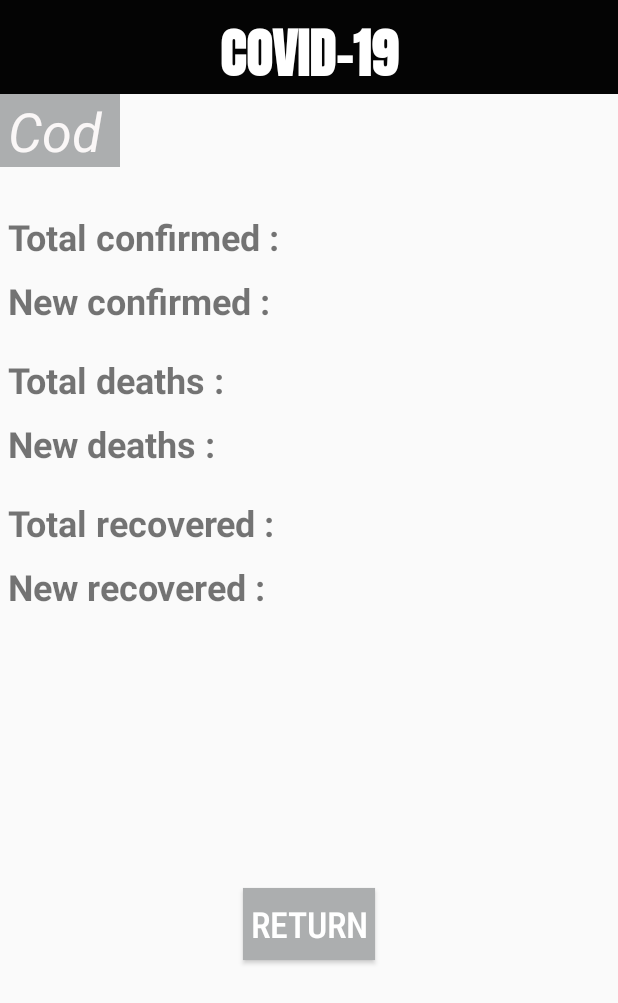
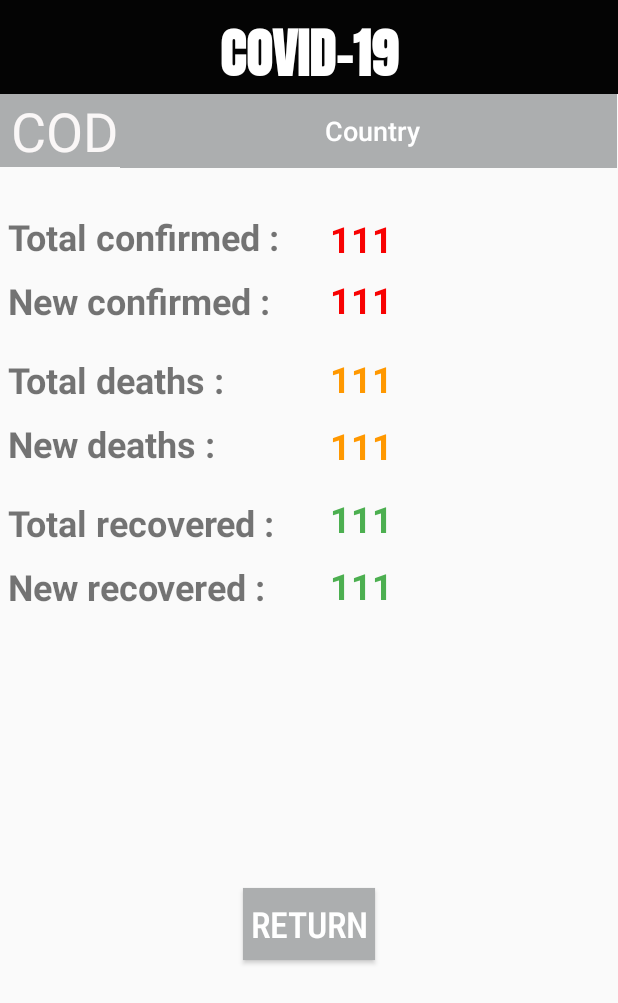
Before and after one commit to ujfalusi11/Mon_Projet_Mobile_3A, an Android app: the layout country_info.xml on its own in the app's theme, with its tools: preview values and no code run, on a phone screen of 412 x 824 dp. Shown: the top 1003 px of the screen. Run offline under Robolectric (Android 15) with nearby library versions, the phone set to English and light mode, and no system bars.

Commit message:
Add number of cases to countryInfo

```diff
--- a/app/src/main/AndroidManifest.xml
+++ b/app/src/main/AndroidManifest.xml
@@ -21,6 +21,7 @@
             </intent-filter>
 
     </activity>
+        <activity android:name=".presentation.view.CountryInfo" />
 
         <meta-data
             android:name="preloaded_fonts"
--- a/app/src/main/java/com/vogella/android/projetmobile3a/presentation/model/Country.java
+++ b/app/src/main/java/com/vogella/android/projetmobile3a/presentation/model/Country.java
@@ -17,7 +17,7 @@ public class Country {
         return Differences;
     }
 
-    public String getCountry() {
+    public String getName() {
         return Country;
     }
 
--- /dev/null
+++ b/app/src/main/java/com/vogella/android/projetmobile3a/presentation/view/CountryInfo.java
@@ -0,0 +1,61 @@
+package com.vogella.android.projetmobile3a.presentation.view;
+
+import android.content.Intent;
+import android.os.Bundle;
+import android.widget.TextView;
+
+import androidx.appcompat.app.AppCompatActivity;
+
+import com.vogella.android.projetmobile3a.R;
+import com.vogella.android.projetmobile3a.presentation.Singletons;
+import com.vogella.android.projetmobile3a.presentation.controller.MainController;
+import com.vogella.android.projetmobile3a.presentation.model.Country;
+
+import static java.lang.Integer.parseInt;
+
+public class CountryInfo extends AppCompatActivity {
+
+    private TextView CountryName;
+    private TextView CountryCode;
+    private TextView CountryTotalConfirmed;
+    private TextView CountryNewConfirmed;
+    private TextView CountryTotalDeaths;
+    private TextView CountryNewDeaths;
+    private TextView CountryTotalRecovered;
+    private TextView CountryNewRecovered;
+
+
+    //String countString = CountryTotalConfirmed.getTota().toString();
+    //Integer count = Integer.parseInt(countString);
+    @Override
+    protected void onCreate(Bundle savedInstanceState) {
+        super.onCreate(savedInstanceState);
+        setContentView(R.layout.country_info);
+
+        CountryName = findViewById(R.id.name);
+        CountryCode = findViewById(R.id.code);
+        CountryTotalConfirmed = findViewById(R.id.TCn);
+        CountryNewConfirmed = findViewById(R.id.NCn);
+        CountryTotalDeaths = findViewById(R.id.TDn);
+        CountryNewDeaths = findViewById(R.id.NDn);
+        CountryTotalRecovered = findViewById(R.id.TRn);
+        CountryNewRecovered = findViewById(R.id.NRn);
+        Intent intent = getIntent();
+        String CountryJson = intent.getStringExtra("CountryKey)");
+        Country country = Singletons.getGson().fromJson(CountryJson, Country.class);
+        showDetail(country);
+    }
+
+    private void showDetail(Country country) {
+        CountryName.setText(country.getName());
+        CountryCode.setText(country.getCountryCode());
+        CountryTotalConfirmed.setText(String.valueOf(country.getTotalConfirmed()));
+        CountryNewConfirmed.setText(String.valueOf(country.getNewConfirmed()));
+        CountryTotalDeaths.setText(String.valueOf(country.getTotalDeaths()));
+        CountryNewDeaths.setText(String.valueOf(country.getNewDeaths()));
+        CountryTotalRecovered.setText(String.valueOf(country.getTotalRecovered()));
+        CountryNewRecovered.setText(String.valueOf(country.getNewRecovered()));
+    }
+
+
+}
--- a/app/src/main/java/com/vogella/android/projetmobile3a/presentation/view/ListAdapter.java
+++ b/app/src/main/java/com/vogella/android/projetmobile3a/presentation/view/ListAdapter.java
@@ -19,7 +19,7 @@ public class ListAdapter extends RecyclerView.Adapter<ListAdapter.ViewHolder> {
     private final OnItemClickListener listener;
 
     public interface OnItemClickListener {
-        void onItemClick(Country item);
+        void onItemClick(Country country);
     }
 
 
@@ -78,7 +78,7 @@ public class ListAdapter extends RecyclerView.Adapter<ListAdapter.ViewHolder> {
         // - get element from your dataset at this position
         // - replace the contents of the view with that element
         final Country currentCountry = values.get(position);
-        holder.txtHeader.setText(currentCountry.getCountry());
+        holder.txtHeader.setText(currentCountry.getName());
         holder.txtHeader.setOnClickListener(new View.OnClickListener() {
             @Override
             public void onClick(View v) {}
--- a/app/src/main/java/com/vogella/android/projetmobile3a/presentation/view/MainActivity.java
+++ b/app/src/main/java/com/vogella/android/projetmobile3a/presentation/view/MainActivity.java
@@ -4,6 +4,7 @@ import androidx.appcompat.app.AppCompatActivity;
 import androidx.recyclerview.widget.LinearLayoutManager;
 import androidx.recyclerview.widget.RecyclerView;
 
+import android.content.Intent;
 import android.os.Bundle;
 import android.view.Menu;
 import android.view.MenuInflater;
@@ -65,7 +66,10 @@ public class MainActivity extends AppCompatActivity implements SearchView.OnQuer
     }
 
     public void navigateToDetails(Country country) {
-        Toast.makeText(getApplicationContext(), "Navigate", Toast.LENGTH_SHORT).show();
+        Intent myIntent = new Intent(MainActivity.this, CountryInfo.class);
+        myIntent.putExtra("CountryKey)", Singletons.getGson().toJson(country));
+       // myIntent.putExtra("countryKey", Singletons.getGson().toJson(country));
+        MainActivity.this.startActivity(myIntent);
     }
 
     @Override
@@ -96,7 +100,7 @@ public class MainActivity extends AppCompatActivity implements SearchView.OnQuer
         assert countryList != null;
         for(Country name : countryList)
         {
-            if (name.getCountry().toLowerCase().contains(userInput))
+            if (name.getName().toLowerCase().contains(userInput))
             {
                 newList.add(name);
             }
--- a/app/src/main/res/layout/country_info.xml
+++ b/app/src/main/res/layout/country_info.xml
@@ -8,130 +8,13 @@
 
 
     <TextView
-        android:id="@+id/NRn"
-        android:layout_width="0dp"
-        android:layout_height="wrap_content"
-
-        android:text="111"
-        android:textColor="#4CAF50"
-        android:textSize="24sp"
-        android:textStyle="bold"
-        app:layout_constraintEnd_toEndOf="parent"
-        app:layout_constraintHorizontal_bias="0.477"
-        app:layout_constraintStart_toEndOf="@+id/NR"
-        tools:layout_editor_absoluteY="373dp"
-
-        android:paddingLeft="20dp"
-
-        tools:ignore="RtlHardcoded" />
-
-    <TextView
-        android:id="@+id/TRn"
-        android:layout_width="0dp"
-        android:layout_height="wrap_content"
-        android:paddingLeft="20dp"
-        android:text="111"
-        android:textColor="#4CAF50"
-        android:textSize="24sp"
-        android:textStyle="bold"
-        app:layout_constraintEnd_toEndOf="parent"
-        app:layout_constraintHorizontal_bias="0.477"
-        app:layout_constraintStart_toEndOf="@+id/TR"
-        tools:layout_editor_absoluteY="330dp" />
-
-    <TextView
-        android:id="@+id/NDn"
-        android:layout_width="0dp"
-        android:layout_height="wrap_content"
-        android:paddingLeft="20dp"
-        android:text="111"
-        android:textColor="#FF9800"
-        android:textSize="24sp"
-        android:textStyle="bold"
-        app:layout_constraintEnd_toEndOf="parent"
-        app:layout_constraintHorizontal_bias="0.477"
-        app:layout_constraintStart_toEndOf="@+id/ND"
-        tools:layout_editor_absoluteY="278dp" />
-
-    <TextView
-        android:id="@+id/TDn"
-        android:layout_width="0dp"
-        android:layout_height="wrap_content"
-        android:paddingLeft="20dp"
-        android:text="111"
-        android:textColor="#FF9800"
-        android:textSize="24sp"
-        android:textStyle="bold"
-        app:layout_constraintEnd_toEndOf="parent"
-        app:layout_constraintHorizontal_bias="0.0"
-        app:layout_constraintStart_toEndOf="@+id/TD"
-        tools:layout_editor_absoluteY="235dp" />
-
-    <TextView
-        android:id="@+id/NCn"
-        android:layout_width="0dp"
-        android:layout_height="wrap_content"
-        android:paddingLeft="20dp"
-        android:text="111"
-        android:textColor="#F80202"
-        android:textSize="24sp"
-        android:textStyle="bold"
-        app:layout_constraintEnd_toEndOf="parent"
-        app:layout_constraintHorizontal_bias="0.477"
-        app:layout_constraintStart_toEndOf="@+id/NC"
-        tools:layout_editor_absoluteY="181dp" />
-
-    <TextView
-        android:id="@+id/TCn"
-        android:layout_width="0dp"
-        android:layout_height="wrap_content"
-        android:paddingLeft="20dp"
-        android:text="1111"
-        android:textColor="#F80202"
-        android:textSize="24sp"
-        android:textStyle="bold"
-        app:layout_constraintEnd_toEndOf="parent"
-        app:layout_constraintHorizontal_bias="0.455"
-        app:layout_constraintStart_toEndOf="@+id/TC"
-        tools:layout_editor_absoluteY="141dp" />
-
-    <TextView
-        android:id="@+id/code"
-        android:layout_width="80dp"
-        android:layout_height="wrap_content"
-        android:background="#ACAEAF"
-        android:fontFamily="sans-serif-thin"
-        android:paddingLeft="5dp"
-        android:text="Cod"
-        android:textColor="#FAF7F7"
-        android:textSize="36sp"
-        android:textStyle="bold|italic"
-        app:layout_constraintStart_toStartOf="parent"
-        app:layout_constraintTop_toBottomOf="@+id/textView6" />
-
-    <TextView
-        android:id="@+id/country"
-        android:layout_width="406dp"
-        android:layout_height="0dp"
-        android:background="#ACAEAF"
-        android:fontFamily="sans-serif-medium"
-        android:paddingLeft="5dp"
-        android:text="Country"
-        android:textColor="#FFFFFF"
-        android:textSize="36sp"
-        app:layout_constraintEnd_toEndOf="parent"
-        app:layout_constraintHorizontal_bias="0.0"
-        app:layout_constraintStart_toEndOf="@+id/code"
-        tools:layout_editor_absoluteY="61dp" />
-
-    <TextView
         android:id="@+id/textView6"
         android:layout_width="0dp"
         android:layout_height="wrap_content"
         android:background="#040404"
         android:fontFamily="@font/anton"
         android:gravity="center"
-        android:text="Covid-19"
+        android:text="@string/Banner"
         android:textAllCaps="true"
         android:textColor="#FFFFFF"
         android:textSize="36sp"
@@ -141,17 +24,169 @@
         app:layout_constraintTop_toTopOf="parent" />
 
     <TextView
+        android:id="@+id/code"
+        android:layout_width="80dp"
+        android:layout_height="wrap_content"
+        android:background="#ACAEAF"
+        android:fontFamily="sans-serif-thin"
+        android:gravity="center"
+        android:paddingLeft="5dp"
+        android:text="@string/Code"
+        android:textAllCaps="true"
+        android:textColor="#FAF7F7"
+        android:textSize="36sp"
+        android:textStyle="bold"
+        app:layout_constraintBottom_toTopOf="@+id/TCn"
+        app:layout_constraintEnd_toEndOf="parent"
+        app:layout_constraintHorizontal_bias="0.0"
+        app:layout_constraintStart_toStartOf="parent"
+        app:layout_constraintTop_toBottomOf="@+id/textView6"
+        app:layout_constraintVertical_bias="0.0"
+        android:paddingStart="5dp"
+        tools:ignore="RtlSymmetry" />
+
+    <TextView
+        android:id="@+id/name"
+        android:layout_width="331dp"
+        android:layout_height="49dp"
+        android:background="#ACAEAF"
+        android:fontFamily="sans-serif-medium"
+        android:gravity="center"
+        android:paddingLeft="5dp"
+        android:text="@string/countryName"
+        android:textColor="#FFFFFF"
+        android:textSize="18sp"
+        app:layout_constraintBottom_toTopOf="@+id/TCn"
+        app:layout_constraintEnd_toEndOf="parent"
+        app:layout_constraintHorizontal_bias="0.0"
+        app:layout_constraintStart_toEndOf="@+id/code"
+        app:layout_constraintTop_toBottomOf="@+id/textView6"
+        app:layout_constraintVertical_bias="0.0"
+        android:paddingStart="5dp"
+        tools:ignore="RtlSymmetry" />
+
+    <TextView
+        android:id="@+id/NRn"
+        android:layout_width="0dp"
+        android:layout_height="wrap_content"
+
+        android:layout_marginTop="12dp"
+        android:paddingLeft="20dp"
+        android:text="@string/number"
+        android:textColor="#4CAF50"
+        android:textSize="24sp"
+        android:textStyle="bold"
+        app:layout_constraintEnd_toEndOf="parent"
+
+        app:layout_constraintHorizontal_bias="0.0"
+
+        app:layout_constraintStart_toEndOf="@+id/NR"
+        app:layout_constraintTop_toBottomOf="@+id/TRn"
+        tools:ignore="RtlHardcoded,RtlSymmetry" />
+
+    <TextView
+        android:id="@+id/TRn"
+        android:layout_width="0dp"
+        android:layout_height="wrap_content"
+        android:layout_marginTop="16dp"
+        android:paddingLeft="20dp"
+        android:text="@string/number"
+        android:textColor="#4CAF50"
+        android:textSize="24sp"
+        android:textStyle="bold"
+        app:layout_constraintEnd_toEndOf="parent"
+        app:layout_constraintHorizontal_bias="0.0"
+        app:layout_constraintStart_toEndOf="@+id/TR"
+        app:layout_constraintTop_toBottomOf="@+id/NDn"
+        android:paddingStart="20dp"
+        tools:ignore="RtlSymmetry" />
+
+    <TextView
+        android:id="@+id/NDn"
+        android:layout_width="0dp"
+        android:layout_height="wrap_content"
+        android:layout_marginTop="12dp"
+        android:paddingLeft="20dp"
+        android:text="@string/number"
+        android:textColor="#FF9800"
+        android:textSize="24sp"
+        android:textStyle="bold"
+        app:layout_constraintEnd_toEndOf="parent"
+        app:layout_constraintHorizontal_bias="0.0"
+        app:layout_constraintStart_toEndOf="@+id/ND"
+        app:layout_constraintTop_toBottomOf="@+id/TDn"
+        android:paddingStart="20dp"
+        tools:ignore="RtlSymmetry" />
+
+    <TextView
+        android:id="@+id/TDn"
+        android:layout_width="0dp"
+        android:layout_height="wrap_content"
+        android:layout_marginTop="20dp"
+        android:paddingLeft="20dp"
+        android:text="@string/number"
+        android:textColor="#FF9800"
+        android:textSize="24sp"
+        android:textStyle="bold"
+        app:layout_constraintEnd_toEndOf="parent"
+        app:layout_constraintHorizontal_bias="0.0"
+        app:layout_constraintStart_toEndOf="@+id/TD"
+        app:layout_constraintTop_toBottomOf="@+id/NCn"
+        android:paddingStart="20dp"
+        tools:ignore="RtlSymmetry" />
+
+    <TextView
+        android:id="@+id/NCn"
+        android:layout_width="0dp"
+        android:layout_height="wrap_content"
+        android:layout_marginTop="8dp"
+        android:paddingLeft="20dp"
+        android:text="@string/number"
+        android:textColor="#F80202"
+        android:textSize="24sp"
+        android:textStyle="bold"
+        app:layout_constraintEnd_toEndOf="parent"
+        app:layout_constraintHorizontal_bias="0.0"
+        app:layout_constraintStart_toEndOf="@+id/NC"
+        app:layout_constraintTop_toBottomOf="@+id/TCn"
+        android:paddingStart="20dp"
+        tools:ignore="RtlSymmetry" />
+
+    <TextView
+        android:id="@+id/TCn"
+        android:layout_width="0dp"
+        android:layout_height="wrap_content"
+        android:layout_marginTop="80dp"
+        android:paddingLeft="20dp"
+        android:text="@string/number"
+        android:textColor="#F80202"
+        android:textSize="24sp"
+        android:textStyle="bold"
+        app:layout_constraintEnd_toEndOf="parent"
+        app:layout_constraintHorizontal_bias="0.0"
+        app:layout_constraintStart_toEndOf="@+id/TC"
+        app:layout_constraintTop_toBottomOf="@+id/textView6"
+        android:paddingStart="20dp"
+        tools:ignore="RtlSymmetry" />
+
+
+
+
+
+    <TextView
         android:id="@+id/TC"
         android:layout_width="200dp"
         android:layout_height="wrap_content"
         android:layout_marginTop="30dp"
         android:paddingLeft="5dp"
-        android:text="Total confirmed :"
+        android:text="@string/total_confirmed"
         android:textAllCaps="false"
         android:textSize="24sp"
         android:textStyle="bold"
         app:layout_constraintStart_toStartOf="parent"
-        app:layout_constraintTop_toBottomOf="@+id/code" />
+        app:layout_constraintTop_toBottomOf="@+id/code"
+        android:paddingStart="5dp"
+        tools:ignore="RtlSymmetry" />
 
     <TextView
         android:id="@+id/NC"
@@ -159,11 +194,13 @@
         android:layout_height="wrap_content"
         android:layout_marginTop="10dp"
         android:paddingLeft="5dp"
-        android:text="New confirmed :"
+        android:text="@string/new_confirmed"
         android:textSize="24sp"
         android:textStyle="bold"
         app:layout_constraintStart_toStartOf="parent"
-        app:layout_constraintTop_toBottomOf="@+id/TC" />
+        app:layout_constraintTop_toBottomOf="@+id/TC"
+        android:paddingStart="5dp"
+        tools:ignore="RtlSymmetry" />
 
     <TextView
         android:id="@+id/TD"
@@ -171,11 +208,13 @@
         android:layout_height="wrap_content"
         android:layout_marginTop="20dp"
         android:paddingLeft="5dp"
-        android:text="Total deaths :"
+        android:text="@string/total_deaths"
         android:textSize="24sp"
         android:textStyle="bold"
         app:layout_constraintStart_toStartOf="parent"
-        app:layout_constraintTop_toBottomOf="@+id/NC" />
+        app:layout_constraintTop_toBottomOf="@+id/NC"
+        android:paddingStart="5dp"
+        tools:ignore="RtlSymmetry" />
 
     <TextView
         android:id="@+id/ND"
@@ -183,11 +222,41 @@
         android:layout_height="wrap_content"
         android:layout_marginTop="10dp"
         android:paddingLeft="5dp"
-        android:text="New deaths :"
+        android:text="@string/new_deaths"
         android:textSize="24sp"
         android:textStyle="bold"
         app:layout_constraintStart_toStartOf="parent"
-        app:layout_constraintTop_toBottomOf="@+id/TD" />
+        app:layout_constraintTop_toBottomOf="@+id/TD"
+        android:paddingStart="5dp"
+        tools:ignore="RtlSymmetry" />
+
+    <TextView
+        android:id="@+id/TR"
+        android:layout_width="200dp"
+        android:layout_height="wrap_content"
+        android:layout_marginTop="20dp"
+        android:paddingLeft="5dp"
+        android:text="@string/total_recovered"
+        android:textSize="24sp"
+        android:textStyle="bold"
+        app:layout_constraintStart_toStartOf="parent"
+        app:layout_constraintTop_toBottomOf="@+id/ND"
+        android:paddingStart="5dp"
+        tools:ignore="RtlSymmetry" />
+
+    <TextView
+        android:id="@+id/NR"
+        android:layout_width="200dp"
+        android:layout_height="wrap_content"
+        android:layout_marginTop="10dp"
+        android:paddingLeft="5dp"
+        android:text="@string/new_recovered"
+        android:textSize="24sp"
+        android:textStyle="bold"
+        app:layout_constraintStart_toStartOf="parent"
+        app:layout_constraintTop_toBottomOf="@+id/TR"
+        android:paddingStart="5dp"
+        tools:ignore="RtlSymmetry" />
 
     <Button
         android:id="@+id/button"
@@ -195,7 +264,7 @@
         android:layout_height="wrap_content"
         android:background="#ACAEAF"
         android:fontFamily="sans-serif-condensed-medium"
-        android:text="Return"
+        android:text="@string/goBack"
         android:textColor="#FFFFFF"
         android:textSize="24sp"
         app:layout_constraintBottom_toBottomOf="parent"
@@ -203,29 +272,7 @@
         app:layout_constraintStart_toStartOf="parent"
         app:layout_constraintTop_toBottomOf="@+id/NR" />
 
-    <TextView
-        android:id="@+id/TR"
-        android:layout_width="200dp"
-        android:layout_height="wrap_content"
-        android:layout_marginTop="20dp"
-        android:paddingLeft="5dp"
-        android:text="Total recovered :"
-        android:textSize="24sp"
-        android:textStyle="bold"
-        app:layout_constraintStart_toStartOf="parent"
-        app:layout_constraintTop_toBottomOf="@+id/ND" />
 
-    <TextView
-        android:id="@+id/NR"
-        android:layout_width="200dp"
-        android:layout_height="wrap_content"
-        android:layout_marginTop="10dp"
-        android:paddingLeft="5dp"
-        android:text="New recovered :"
-        android:textSize="24sp"
-        android:textStyle="bold"
-        app:layout_constraintStart_toStartOf="parent"
-        app:layout_constraintTop_toBottomOf="@+id/TR" />
 
 
 
--- a/app/src/main/res/values/strings.xml
+++ b/app/src/main/res/values/strings.xml
@@ -2,4 +2,16 @@
     <string name="app_name">Covid-19 </string>
     <string name="search_hint">search Country</string>
     <string name="search_title">search</string>
+    <string name="CountryKey">countryKey</string>
+    <string name="number">111</string>
+    <string name="Code">Cod</string>
+    <string name="countryName">Country</string>
+    <string name="Banner">Covid-19</string>
+    <string name="total_confirmed">Total confirmed :</string>
+    <string name="new_confirmed">New confirmed :</string>
+    <string name="total_deaths">Total deaths :</string>
+    <string name="new_deaths">New deaths :</string>
+    <string name="goBack">Return</string>
+    <string name="total_recovered">Total recovered :</string>
+    <string name="new_recovered">New recovered :</string>
 </resources>
```
